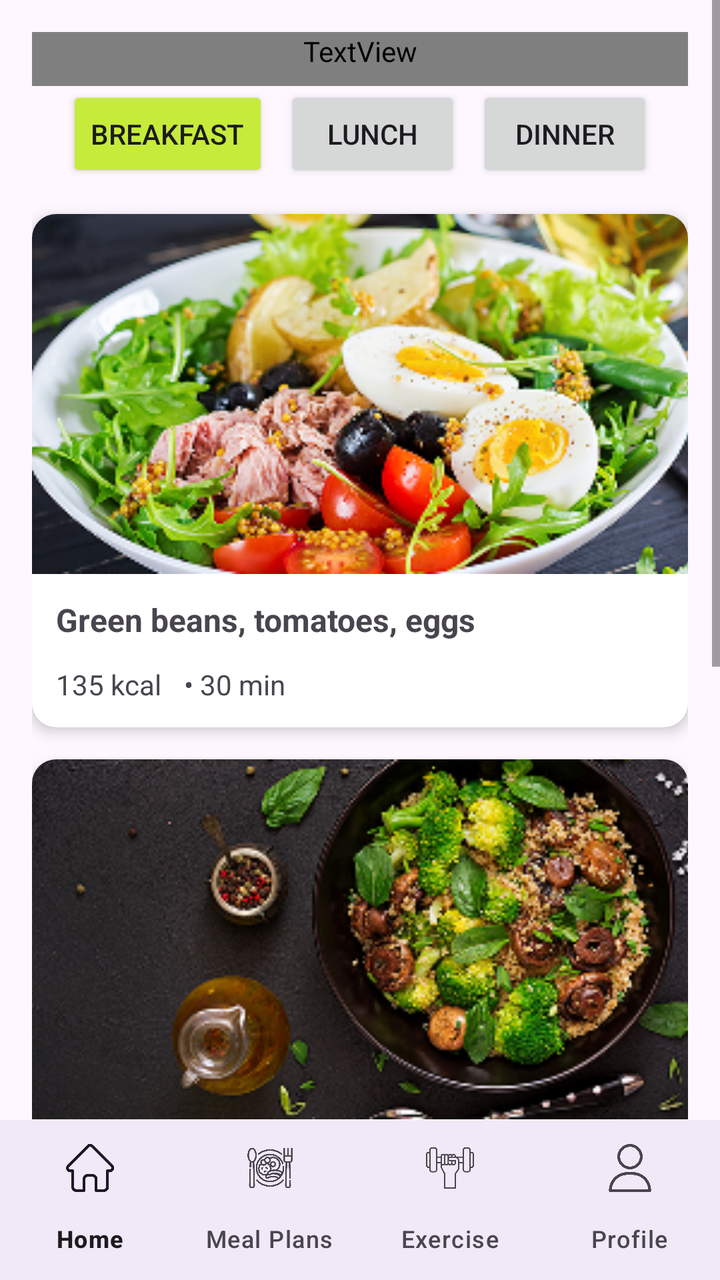
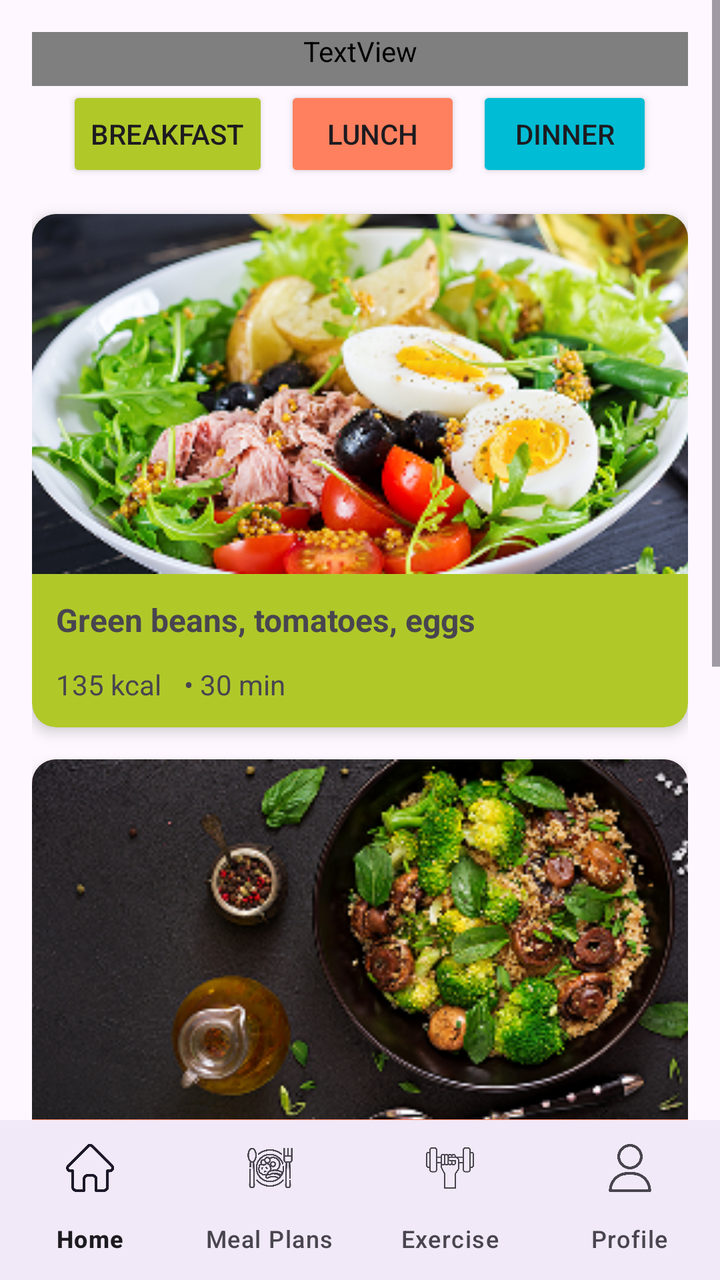

The first picture is an Android layout as it rendered before a commit; the second is the same layout after the commit. The layout source and the unified diff follow.
<!-- AndroidManifest.xml: application theme Theme.FitPro -->
<!-- res/layout/activity_main_meal_plan.xml -->
<?xml version="1.0" encoding="utf-8"?>
<androidx.constraintlayout.widget.ConstraintLayout
    xmlns:android="http://schemas.android.com/apk/res/android"
    xmlns:app="http://schemas.android.com/apk/res-auto"
    xmlns:tools="http://schemas.android.com/tools"
    android:id="@+id/main"
    android:layout_width="match_parent"
    android:layout_height="match_parent"
    tools:context=".MainActivityMealPlan">

    
    <ScrollView
        android:id="@+id/scrollView"
        android:layout_width="0dp"
        android:layout_height="0dp"
        android:fillViewport="true"
        app:layout_constraintTop_toTopOf="parent"
        app:layout_constraintBottom_toTopOf="@id/bottom_navigation"
        app:layout_constraintStart_toStartOf="parent"
        app:layout_constraintEnd_toEndOf="parent">

        
        <LinearLayout
            android:layout_width="match_parent"
            android:layout_height="wrap_content"
            android:orientation="vertical"
            android:padding="16dp"
            android:paddingBottom="100dp">

            
            <TextView
                android:layout_width="match_parent"
                android:layout_height="wrap_content"
                android:fontFamily="@font/bebas_neue"
                android:paddingBottom="8dp"
                android:text="Healthy balanced vegetarian  food"
                android:textColor="@android:color/black"
                android:textSize="25dp"
                android:textStyle="bold" />

            <LinearLayout
                android:layout_width="match_parent"
                android:layout_height="wrap_content"
                android:orientation="horizontal"
                android:gravity="center"
                android:layout_marginBottom="16dp">

                <Button
                    android:layout_width="wrap_content"
                    android:layout_height="wrap_content"
                    android:text="Breakfast"
                    android:backgroundTint="#C6EB3B"/>

                <Button
                    android:layout_width="wrap_content"
                    android:layout_height="wrap_content"
                    android:text="Lunch"
                    android:layout_marginStart="8dp"/>

                <Button
                    android:layout_width="wrap_content"
                    android:layout_height="wrap_content"
                    android:text="Dinner"
                    android:layout_marginStart="8dp"/>
            </LinearLayout>


            
            <androidx.cardview.widget.CardView
                android:layout_width="match_parent"
                android:layout_height="wrap_content"
                android:layout_marginBottom="16dp"
                app:cardElevation="4dp"
                app:cardCornerRadius="12dp">

                <LinearLayout
                    android:layout_width="match_parent"
                    android:layout_height="wrap_content"
                    android:orientation="vertical">

                    <ImageView
                        android:layout_width="match_parent"
                        android:layout_height="180dp"
                        android:scaleType="centerCrop"
                        app:srcCompat="@drawable/img__3_" />

                    <TextView
                        android:layout_width="match_parent"
                        android:layout_height="wrap_content"
                        android:padding="12dp"
                        android:text="Green beans, tomatoes, eggs"
                        android:textStyle="bold"
                        android:textSize="16sp"/>

                    <LinearLayout
                        android:layout_width="match_parent"
                        android:layout_height="wrap_content"
                        android:orientation="horizontal"
                        android:paddingStart="12dp"
                        android:paddingBottom="12dp">

                        <TextView
                            android:layout_width="wrap_content"
                            android:layout_height="wrap_content"
                            android:text="135 kcal"/>

                        <TextView
                            android:layout_width="wrap_content"
                            android:layout_height="wrap_content"
                            android:text=" • 30 min"
                            android:layout_marginStart="8dp"/>
                    </LinearLayout>
                </LinearLayout>
            </androidx.cardview.widget.CardView>

            
            <androidx.cardview.widget.CardView
                android:layout_width="match_parent"
                android:layout_height="wrap_content"
                android:layout_marginBottom="16dp"
                app:cardElevation="4dp"
                app:cardCornerRadius="12dp">

                <LinearLayout
                    android:layout_width="match_parent"
                    android:layout_height="wrap_content"
                    android:orientation="vertical">

                    <ImageView
                        android:id="@+id/imageView21"
                        android:layout_width="match_parent"
                        android:layout_height="180dp"
                        android:scaleType="centerCrop"
                        app:srcCompat="@drawable/img__4_" />

                    <TextView
                        android:layout_width="match_parent"
                        android:layout_height="wrap_content"
                        android:padding="12dp"
                        android:text="Healthy balanced vegetarian food"
                        android:textStyle="bold"
                        android:textSize="16sp"/>

                    <LinearLayout
                        android:layout_width="match_parent"
                        android:layout_height="wrap_content"
                        android:orientation="horizontal"
                        android:paddingStart="12dp"
                        android:paddingBottom="12dp">

                        <TextView
                            android:layout_width="wrap_content"
                            android:layout_height="wrap_content"
                            android:text="155 kcal"/>

                        <TextView
                            android:layout_width="wrap_content"
                            android:layout_height="wrap_content"
                            android:text=" • 25 min"
                            android:layout_marginStart="8dp"/>
                    </LinearLayout>
                </LinearLayout>
            </androidx.cardview.widget.CardView>

            
            <androidx.cardview.widget.CardView
                android:layout_width="match_parent"
                android:layout_height="wrap_content"
                android:layout_marginBottom="16dp"
                app:cardElevation="4dp"
                app:cardCornerRadius="12dp">

                <LinearLayout
                    android:layout_width="match_parent"
                    android:layout_height="wrap_content"
                    android:orientation="vertical">

                    <ImageView
                        android:id="@+id/imageView23"
                        android:layout_width="match_parent"
                        android:layout_height="180dp"
                        android:scaleType="centerCrop"
                        app:srcCompat="@drawable/img__5_" />

                    <TextView
                        android:layout_width="match_parent"
                        android:layout_height="wrap_content"
                        android:padding="12dp"
                        android:text="Keto/paleo diet: fried eggs, salmon"
                        android:textStyle="bold"
                        android:textSize="16sp"/>

                    <LinearLayout
                        android:layout_width="match_parent"
                        android:layout_height="wrap_content"
                        android:orientation="horizontal"
                        android:paddingStart="12dp"
                        android:paddingBottom="12dp">

                        <TextView
                            android:layout_width="wrap_content"
                            android:layout_height="wrap_content"
                            android:text="220 kcal"/>

                        <TextView
                            android:layout_width="wrap_content"
                            android:layout_height="wrap_content"
                            android:text=" • 30 min"
                            android:layout_marginStart="8dp"/>
                    </LinearLayout>
                </LinearLayout>
            </androidx.cardview.widget.CardView>

        </LinearLayout>
    </ScrollView>

    
    <com.google.android.material.bottomnavigation.BottomNavigationView
        android:id="@+id/bottom_navigation"
        android:layout_width="0dp"
        android:layout_height="wrap_content"
        android:background="?android:attr/windowBackground"
        app:labelVisibilityMode="labeled"
        app:menu="@menu/bottom_nav_menu"
        app:layout_constraintBottom_toBottomOf="parent"
        app:layout_constraintStart_toStartOf="parent"
        app:layout_constraintEnd_toEndOf="parent" />

</androidx.constraintlayout.widget.ConstraintLayout>
<!-- resources referenced by this layout -->
<resources>
  <!-- drawable img__3_: png bitmap (drawable, 124316 bytes) -->
  <!-- drawable img__4_: png bitmap (drawable, 124653 bytes) -->
  <!-- drawable img__5_: png bitmap (drawable, 122951 bytes) -->
  <style name="Theme.FitPro" parent="Base.Theme.FitPro" />
  <style name="Base.Theme.FitPro" parent="Theme.Material3.DayNight.NoActionBar">
          
          
      </style>
</resources>

<!-- the commit's change to res/layout/activity_main_meal_plan.xml (unified diff, before → after) -->
@@ -48,20 +48,22 @@
                 <Button
                     android:layout_width="wrap_content"
                     android:layout_height="wrap_content"
-                    android:text="Breakfast"
-                    android:backgroundTint="#C6EB3B"/>
+                    android:backgroundTint="@color/bg_light_green"
+                    android:text="Breakfast" />
 
                 <Button
                     android:layout_width="wrap_content"
                     android:layout_height="wrap_content"
-                    android:text="Lunch"
-                    android:layout_marginStart="8dp"/>
+                    android:layout_marginStart="8dp"
+                    android:backgroundTint="@color/AccentColor1"
+                    android:text="Lunch" />
 
                 <Button
                     android:layout_width="wrap_content"
                     android:layout_height="wrap_content"
-                    android:text="Dinner"
-                    android:layout_marginStart="8dp"/>
+                    android:layout_marginStart="8dp"
+                    android:backgroundTint="#00BCD4"
+                    android:text="Dinner" />
             </LinearLayout>
 
 
@@ -70,8 +72,9 @@
                 android:layout_width="match_parent"
                 android:layout_height="wrap_content"
                 android:layout_marginBottom="16dp"
-                app:cardElevation="4dp"
-                app:cardCornerRadius="12dp">
+                android:backgroundTint="@color/bg_light_green"
+                app:cardCornerRadius="12dp"
+                app:cardElevation="4dp">
 
                 <LinearLayout
                     android:layout_width="match_parent"
@@ -89,8 +92,8 @@
                         android:layout_height="wrap_content"
                         android:padding="12dp"
                         android:text="Green beans, tomatoes, eggs"
-                        android:textStyle="bold"
-                        android:textSize="16sp"/>
+                        android:textSize="16sp"
+                        android:textStyle="bold" />
 
                     <LinearLayout
                         android:layout_width="match_parent"
@@ -102,13 +105,13 @@
                         <TextView
                             android:layout_width="wrap_content"
                             android:layout_height="wrap_content"
-                            android:text="135 kcal"/>
-
-                        <TextView
-                            android:layout_width="wrap_content"
-                            android:layout_height="wrap_content"
-                            android:text=" • 30 min"
-                            android:layout_marginStart="8dp"/>
+                            android:text="135 kcal" />
+
+                        <TextView
+                            android:layout_width="wrap_content"
+                            android:layout_height="wrap_content"
+                            android:layout_marginStart="8dp"
+                            android:text=" • 30 min" />
                     </LinearLayout>
                 </LinearLayout>
             </androidx.cardview.widget.CardView>
@@ -118,8 +121,9 @@
                 android:layout_width="match_parent"
                 android:layout_height="wrap_content"
                 android:layout_marginBottom="16dp"
-                app:cardElevation="4dp"
-                app:cardCornerRadius="12dp">
+                android:backgroundTint="@color/AccentColor1"
+                app:cardCornerRadius="12dp"
+                app:cardElevation="4dp">
 
                 <LinearLayout
                     android:layout_width="match_parent"
@@ -138,8 +142,8 @@
                         android:layout_height="wrap_content"
                         android:padding="12dp"
                         android:text="Healthy balanced vegetarian food"
-                        android:textStyle="bold"
-                        android:textSize="16sp"/>
+                        android:textSize="16sp"
+                        android:textStyle="bold" />
 
                     <LinearLayout
                         android:layout_width="match_parent"
@@ -151,13 +155,13 @@
                         <TextView
                             android:layout_width="wrap_content"
                             android:layout_height="wrap_content"
-                            android:text="155 kcal"/>
-
-                        <TextView
-                            android:layout_width="wrap_content"
-                            android:layout_height="wrap_content"
-                            android:text=" • 25 min"
-                            android:layout_marginStart="8dp"/>
+                            android:text="155 kcal" />
+
+                        <TextView
+                            android:layout_width="wrap_content"
+                            android:layout_height="wrap_content"
+                            android:layout_marginStart="8dp"
+                            android:text=" • 25 min" />
                     </LinearLayout>
                 </LinearLayout>
             </androidx.cardview.widget.CardView>
@@ -167,8 +171,9 @@
                 android:layout_width="match_parent"
                 android:layout_height="wrap_content"
                 android:layout_marginBottom="16dp"
-                app:cardElevation="4dp"
-                app:cardCornerRadius="12dp">
+                android:backgroundTint="#00BCD4"
+                app:cardCornerRadius="12dp"
+                app:cardElevation="4dp">
 
                 <LinearLayout
                     android:layout_width="match_parent"
@@ -187,8 +192,8 @@
                         android:layout_height="wrap_content"
                         android:padding="12dp"
                         android:text="Keto/paleo diet: fried eggs, salmon"
-                        android:textStyle="bold"
-                        android:textSize="16sp"/>
+                        android:textSize="16sp"
+                        android:textStyle="bold" />
 
                     <LinearLayout
                         android:layout_width="match_parent"
@@ -200,13 +205,13 @@
                         <TextView
                             android:layout_width="wrap_content"
                             android:layout_height="wrap_content"
-                            android:text="220 kcal"/>
-
-                        <TextView
-                            android:layout_width="wrap_content"
-                            android:layout_height="wrap_content"
-                            android:text=" • 30 min"
-                            android:layout_marginStart="8dp"/>
+                            android:text="220 kcal" />
+
+                        <TextView
+                            android:layout_width="wrap_content"
+                            android:layout_height="wrap_content"
+                            android:layout_marginStart="8dp"
+                            android:text=" • 30 min" />
                     </LinearLayout>
                 </LinearLayout>
             </androidx.cardview.widget.CardView>
<!-- resource entries referenced after the edit -->
@@ -1,5 +1,7 @@
 <!-- resources referenced by this layout -->
 <resources>
+  <color name="AccentColor1">#FF805E</color>
+  <color name="bg_light_green">#B0C929</color>
   <!-- drawable img__3_: png bitmap (drawable, 124316 bytes) -->
   <!-- drawable img__4_: png bitmap (drawable, 124653 bytes) -->
   <!-- drawable img__5_: png bitmap (drawable, 122951 bytes) -->
